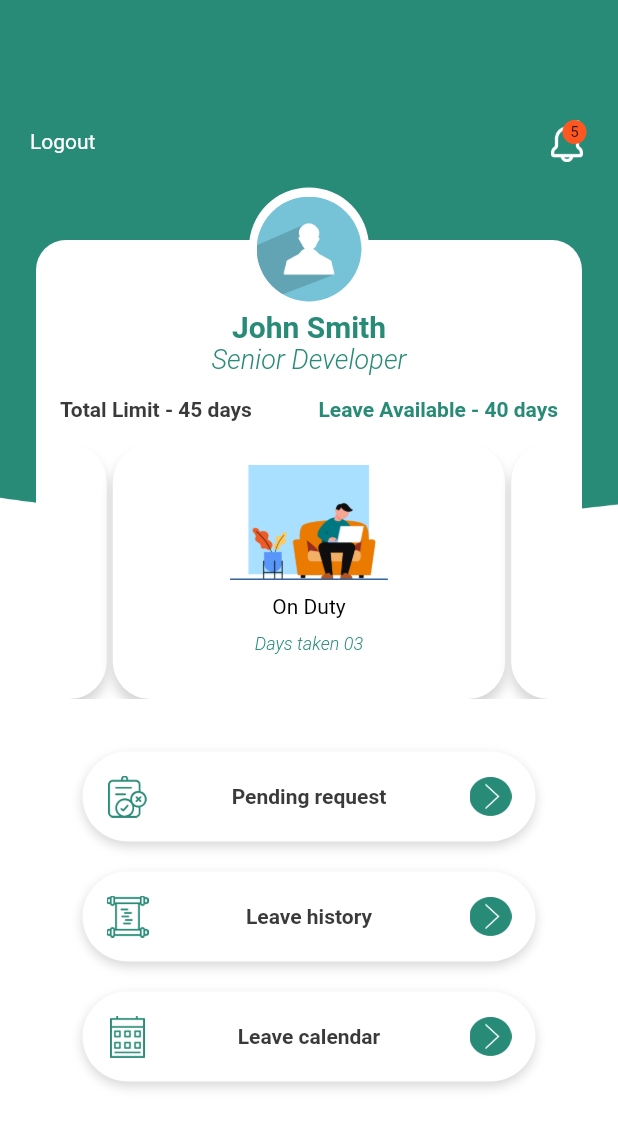
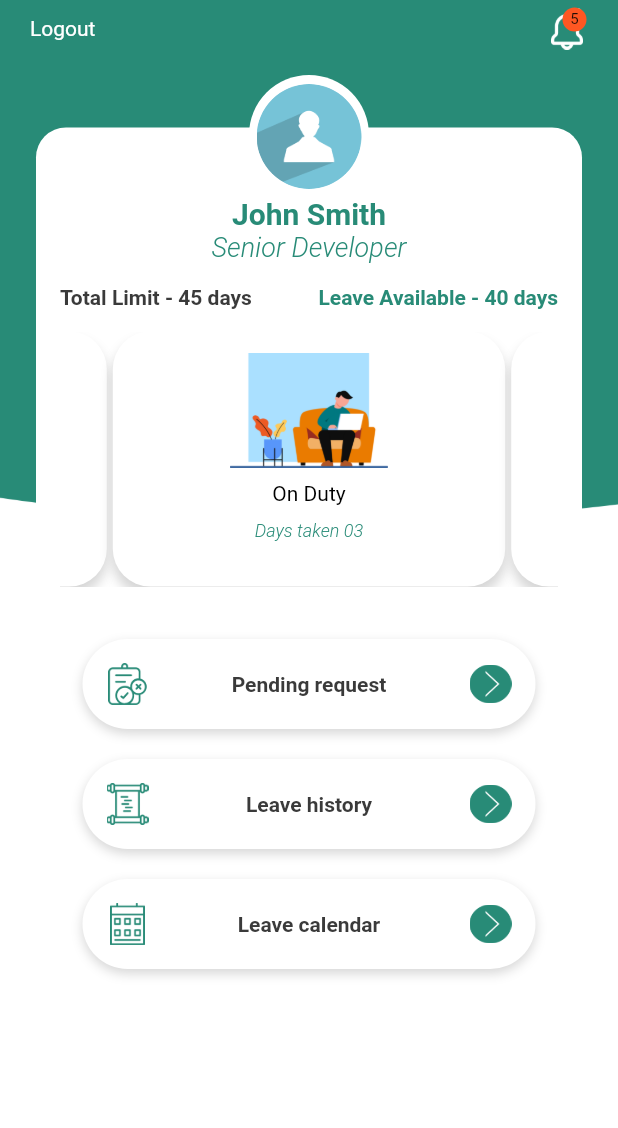
Before and after one commit to maruthu-anabond/leave_management, a Flutter app: the Home widget shown alone on an empty page, opened directly, on a phone screen of 412 x 824 dp. Shown: the top 1128 px of the screen. Run offline on Flutter 3.47's test engine with Material 2 defaults, Android fonts, the phone set to English and light mode, and no system bars; drawn by our look-alikes of carousel_slider; our stand-ins replace flutter_cache_manager, flutter_spinkit, flutter_svg, image_cropper, image_picker, shared_preferences; missing offline and left inert: adobe_xd, image_cropper_for_web, image_picker_for_web, shared_preferences_web; accounts and stored records are empty.

Commit message:
#3788 Leave application-Mobile app Home screen

```diff
--- a/lib/views/pages/home.dart
+++ b/lib/views/pages/home.dart
@@ -30,14 +30,15 @@ class _HomePageState extends State<Home> {
   Widget build(BuildContext context) {
     return AppBackground(
       child: Container(
-        child: Stack(
+        child: ListView(
+          physics: NeverScrollableScrollPhysics(),
           children: <Widget>[
             Container(
               child: Column(
                 mainAxisSize: MainAxisSize.min,
                 children: <Widget>[
                   SizedBox(
-                    height: 80.0,
+                    height: 5.0,
                   ),
                   Container(
                     child: headerBar(
```
